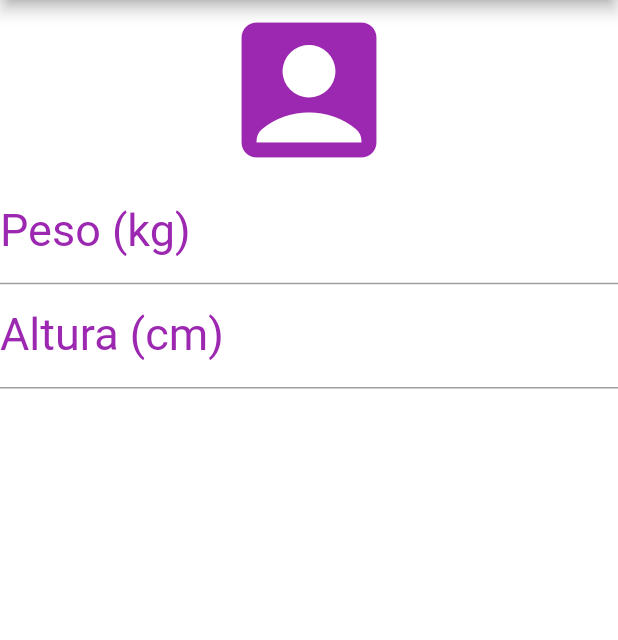
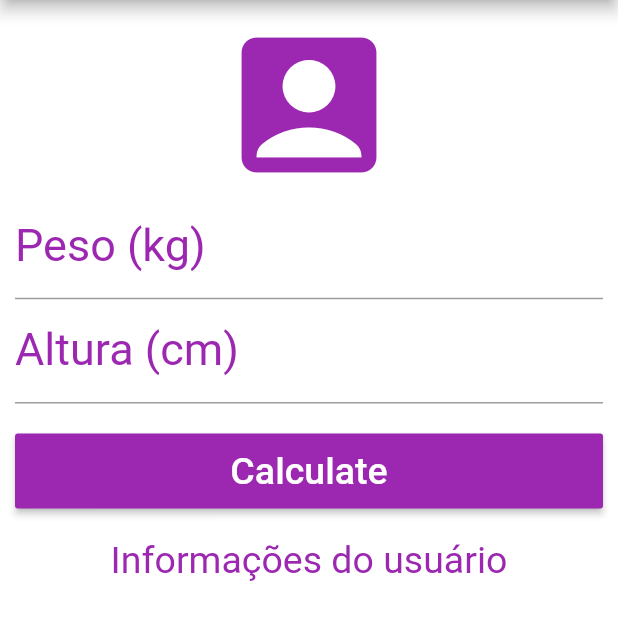
Before and after one commit to Eduardo-ops/ImcCalculator, a Flutter app: the screen it shows after launch, on a phone screen of 412 x 824 dp, the part 84-724 px from its top. Run offline on Flutter 3.47's test engine with Material 2 defaults, Android fonts, the phone set to English and light mode, and no system bars.

Commit message:
Adicionado botao e texto informativo

```diff
--- a/lib/main.dart
+++ b/lib/main.dart
@@ -31,8 +31,11 @@ class _HomeState extends State<Home> {
           ],
         ),
         backgroundColor: Colors.white, // Adionando cor do fundo geral do app.
-      // padronizando o body como coluna, ou seja, nossa estrutura será um coluna vertical.s
-      body: Column(
+        // padronizando o body como coluna, ou seja, nossa estrutura será um coluna vertical.
+        // Corrgindo a falha que ao abrir o teclado, faz aparecer um alerta com listas coloridas.
+        body: SingleChildScrollView(
+          padding: EdgeInsets.all(10.0),
+          child: Column(
             crossAxisAlignment: CrossAxisAlignment
                 .stretch, // Posicionando no centro o eixo cruzado.
             children: <Widget>[
@@ -47,7 +50,8 @@ class _HomeState extends State<Home> {
                   keyboardType: TextInputType.number,
                   decoration: InputDecoration(
                       labelText: "Peso (kg)",
-                  labelStyle: TextStyle(color: Colors.purple, fontSize: 30.0))),
+                      labelStyle:
+                          TextStyle(color: Colors.purple, fontSize: 30.0))),
               TextField(
                   keyboardType: TextInputType.number,
                   decoration: InputDecoration(
@@ -55,9 +59,28 @@ class _HomeState extends State<Home> {
                       labelStyle: TextStyle(
                         color: Colors.purple,
                         fontSize: 30.0,
-                  )))
+                      ))),
+              Padding(
+                padding: EdgeInsets.only(top: 20.0, bottom: 20.0),
+                child: Container(
+                  height: 50.0,
+                  child: RaisedButton(
+                    child: Text(
+                      "Calculate",
+                      style: TextStyle(fontSize: 25.0, color: Colors.white),
+                    ),
+                    color: Colors.purple,
+                    onPressed: () {},
+                  ),
+                ),
+              ),
+              Text(
+                "Informações do usuário",
+                textAlign: TextAlign.center,
+                style: TextStyle(color: Colors.purple, fontSize: 25.0),
+              )
             ],
           ),
-    );
+        ));
   }
 }
```
Lines whose indentation alone changed are shown as unchanged.
